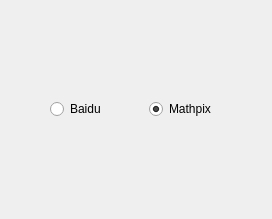
First picture: the form in code/view/engineselection.ui, repository IshiKura-a/CPP_PROJECT_2020, before the edit.
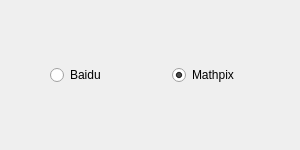
Second picture: the form after the edit.

The edit to the form file:
```diff
--- a/code/view/engineselection.ui
+++ b/code/view/engineselection.ui
@@ -6,12 +6,12 @@
    <rect>
     <x>0</x>
     <y>0</y>
-    <width>272</width>
-    <height>219</height>
+    <width>300</width>
+    <height>150</height>
    </rect>
   </property>
   <property name="sizePolicy">
-   <sizepolicy hsizetype="Expanding" vsizetype="Ignored">
+   <sizepolicy hsizetype="Expanding" vsizetype="Expanding">
     <horstretch>0</horstretch>
     <verstretch>0</verstretch>
    </sizepolicy>
@@ -20,6 +20,12 @@
    <string>EngineSelection</string>
   </property>
   <layout class="QFormLayout" name="formLayout">
+   <property name="labelAlignment">
+    <set>Qt::AlignCenter</set>
+   </property>
+   <property name="formAlignment">
+    <set>Qt::AlignCenter</set>
+   </property>
    <property name="horizontalSpacing">
     <number>0</number>
    </property>
@@ -39,7 +45,7 @@
     <number>0</number>
    </property>
    <item row="0" column="1">
-    <layout class="QGridLayout" name="engineSelectionGridLayout" rowstretch="1" columnstretch="5,1,5">
+    <layout class="QGridLayout" name="engineSelectionGridLayout" rowstretch="0" columnstretch="2,1,2">
      <property name="leftMargin">
       <number>50</number>
      </property>
@@ -52,23 +58,10 @@
      <property name="bottomMargin">
       <number>0</number>
      </property>
-     <item row="0" column="0">
-      <widget class="QRadioButton" name="baiduRadioButton">
-       <property name="sizePolicy">
-        <sizepolicy hsizetype="MinimumExpanding" vsizetype="Fixed">
-         <horstretch>0</horstretch>
-         <verstretch>0</verstretch>
-        </sizepolicy>
-       </property>
-       <property name="text">
-        <string>Baidu</string>
-       </property>
-      </widget>
-     </item>
      <item row="0" column="2">
       <widget class="QRadioButton" name="mathPixRadioButton">
        <property name="sizePolicy">
-        <sizepolicy hsizetype="MinimumExpanding" vsizetype="Fixed">
+        <sizepolicy hsizetype="Expanding" vsizetype="Expanding">
          <horstretch>0</horstretch>
          <verstretch>0</verstretch>
         </sizepolicy>
@@ -81,12 +74,31 @@
        </property>
       </widget>
      </item>
+     <item row="0" column="0">
+      <widget class="QRadioButton" name="baiduRadioButton">
+       <property name="sizePolicy">
+        <sizepolicy hsizetype="Expanding" vsizetype="Expanding">
+         <horstretch>0</horstretch>
+         <verstretch>0</verstretch>
+        </sizepolicy>
+       </property>
+       <property name="text">
+        <string>Baidu</string>
+       </property>
+      </widget>
+     </item>
      <item row="0" column="1">
-      <widget class="QLabel" name="label_5">
-       <property name="text">
-        <string/>
+      <spacer name="horizontalSpacer">
+       <property name="orientation">
+        <enum>Qt::Horizontal</enum>
        </property>
-      </widget>
+       <property name="sizeHint" stdset="0">
+        <size>
+         <width>40</width>
+         <height>20</height>
+        </size>
+       </property>
+      </spacer>
      </item>
     </layout>
    </item>
```
